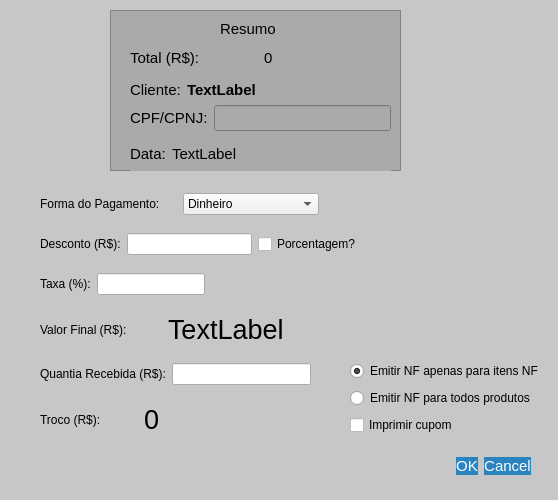
Qt form pagamento.ui (GabR36/QEstoqueLoja) before a commit.
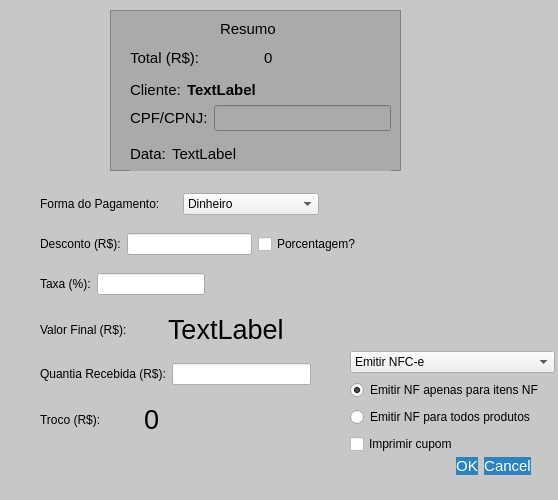
The same form after that commit. Icons and pictures are not drawn. Custom widgets are drawn as their Qt base class.

The edit to the form file:
```diff
--- a/pagamento.ui
+++ b/pagamento.ui
@@ -449,16 +449,30 @@
     </item>
    </layout>
   </widget>
-  <widget class="QWidget" name="">
+  <widget class="QWidget" name="layoutWidget">
    <property name="geometry">
     <rect>
      <x>350</x>
-     <y>360</y>
+     <y>350</y>
      <width>205</width>
-     <height>77</height>
+     <height>106</height>
     </rect>
    </property>
    <layout class="QVBoxLayout" name="verticalLayout">
+    <item>
+     <widget class="QComboBox" name="CBox_ModeloEmit">
+      <item>
+       <property name="text">
+        <string>Emitir NFC-e</string>
+       </property>
+      </item>
+      <item>
+       <property name="text">
+        <string>Emitir NF-e</string>
+       </property>
+      </item>
+     </widget>
+    </item>
     <item>
      <widget class="QRadioButton" name="RadioBtn_EmitNfApenas">
       <property name="text">
```
